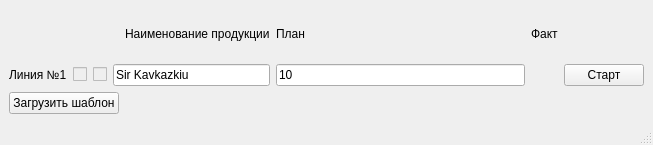
avovana/master_labeling, file mainwindow.ui: the form before one commit.
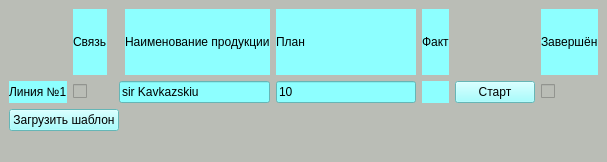
The form after the commit.

Commit message: Added template creation, improved design

```diff
--- a/mainwindow.ui
+++ b/mainwindow.ui
@@ -6,17 +6,23 @@
    <rect>
     <x>0</x>
     <y>0</y>
-    <width>653</width>
-    <height>145</height>
+    <width>607</width>
+    <height>162</height>
    </rect>
   </property>
   <property name="windowTitle">
    <string>MainWindow</string>
   </property>
+  <property name="styleSheet">
+   <string notr="true">background-color: rgb(186, 189, 182);</string>
+  </property>
   <widget class="QWidget" name="centralwidget">
    <layout class="QGridLayout" name="gridLayout">
     <item row="0" column="5">
      <widget class="QLabel" name="plan_label">
+      <property name="styleSheet">
+       <string notr="true">background-color: rgb(141, 255, 255);</string>
+      </property>
       <property name="text">
        <string>План</string>
       </property>
@@ -24,6 +30,9 @@
     </item>
     <item row="0" column="4">
      <widget class="QLabel" name="product_name_label">
+      <property name="styleSheet">
+       <string notr="true">background-color: rgb(141, 255, 255);</string>
+      </property>
       <property name="text">
        <string>Наименование продукции</string>
       </property>
@@ -31,13 +40,29 @@
     </item>
     <item row="1" column="5">
      <widget class="QLineEdit" name="plan_1_lineedit">
+      <property name="styleSheet">
+       <string notr="true">background-color: rgb(141, 255, 255);</string>
+      </property>
       <property name="text">
        <string>10</string>
       </property>
      </widget>
     </item>
+    <item row="0" column="1">
+     <widget class="QLabel" name="scaner_status_label">
+      <property name="styleSheet">
+       <string notr="true">background-color: rgb(141, 255, 255);</string>
+      </property>
+      <property name="text">
+       <string>Связь</string>
+      </property>
+     </widget>
+    </item>
     <item row="2" column="0" colspan="4">
      <widget class="QPushButton" name="make_template_pushbutton">
+      <property name="styleSheet">
+       <string notr="true">background-color: rgb(141, 255, 255);</string>
+      </property>
       <property name="text">
        <string>Загрузить шаблон</string>
       </property>
@@ -45,13 +70,19 @@
     </item>
     <item row="1" column="3" colspan="2">
      <widget class="QLineEdit" name="product_1_name_lineedit">
+      <property name="styleSheet">
+       <string notr="true">background-color: rgb(141, 255, 255);</string>
+      </property>
       <property name="text">
-       <string>Sir Kavkazkiu</string>
+       <string>sir Kavkazskiu</string>
       </property>
      </widget>
     </item>
     <item row="0" column="6">
      <widget class="QLabel" name="current_label">
+      <property name="styleSheet">
+       <string notr="true">background-color: rgb(141, 255, 255);</string>
+      </property>
       <property name="text">
        <string>Факт</string>
       </property>
@@ -62,6 +93,9 @@
       <property name="enabled">
        <bool>false</bool>
       </property>
+      <property name="styleSheet">
+       <string notr="true"/>
+      </property>
       <property name="text">
        <string/>
       </property>
@@ -72,6 +106,9 @@
     </item>
     <item row="1" column="7">
      <widget class="QPushButton" name="line_1_start_pushbutton">
+      <property name="styleSheet">
+       <string notr="true">background-color: rgb(141, 255, 255);</string>
+      </property>
       <property name="text">
        <string>Старт</string>
       </property>
@@ -79,6 +116,9 @@
     </item>
     <item row="1" column="0">
      <widget class="QLabel" name="line_number_1_label">
+      <property name="styleSheet">
+       <string notr="true">background-color: rgb(141, 255, 255);</string>
+      </property>
       <property name="text">
        <string>Линия №1</string>
       </property>
@@ -86,16 +126,32 @@
     </item>
     <item row="1" column="6">
      <widget class="QLabel" name="current_1_label">
+      <property name="styleSheet">
+       <string notr="true">background-color: rgb(141, 255, 255);</string>
+      </property>
       <property name="text">
        <string/>
       </property>
      </widget>
     </item>
-    <item row="1" column="2">
+    <item row="0" column="8">
+     <widget class="QLabel" name="status_finish_label">
+      <property name="styleSheet">
+       <string notr="true">background-color: rgb(141, 255, 255);</string>
+      </property>
+      <property name="text">
+       <string>Завершён</string>
+      </property>
+     </widget>
+    </item>
+    <item row="1" column="8">
      <widget class="QCheckBox" name="line_1_status_finish_checkbox">
       <property name="enabled">
        <bool>false</bool>
       </property>
+      <property name="layoutDirection">
+       <enum>Qt::LeftToRight</enum>
+      </property>
       <property name="text">
        <string/>
       </property>
```
Left out of the diff: 2 changed lines with no effect on the pictures. The commit also changes 3 other files.
